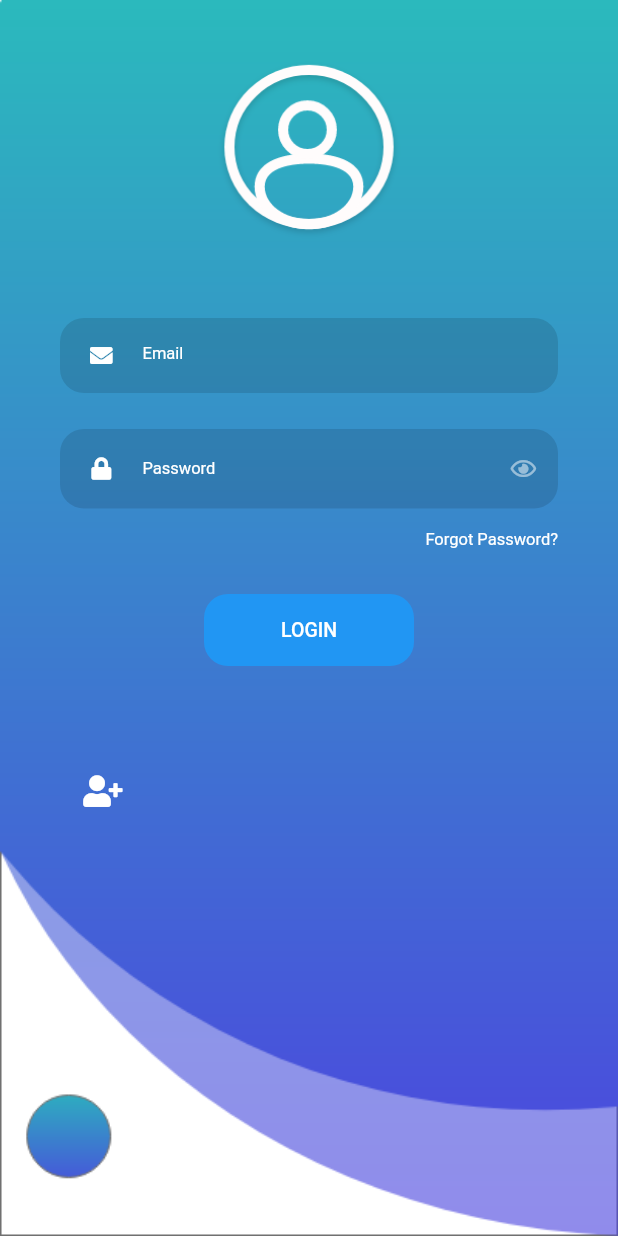
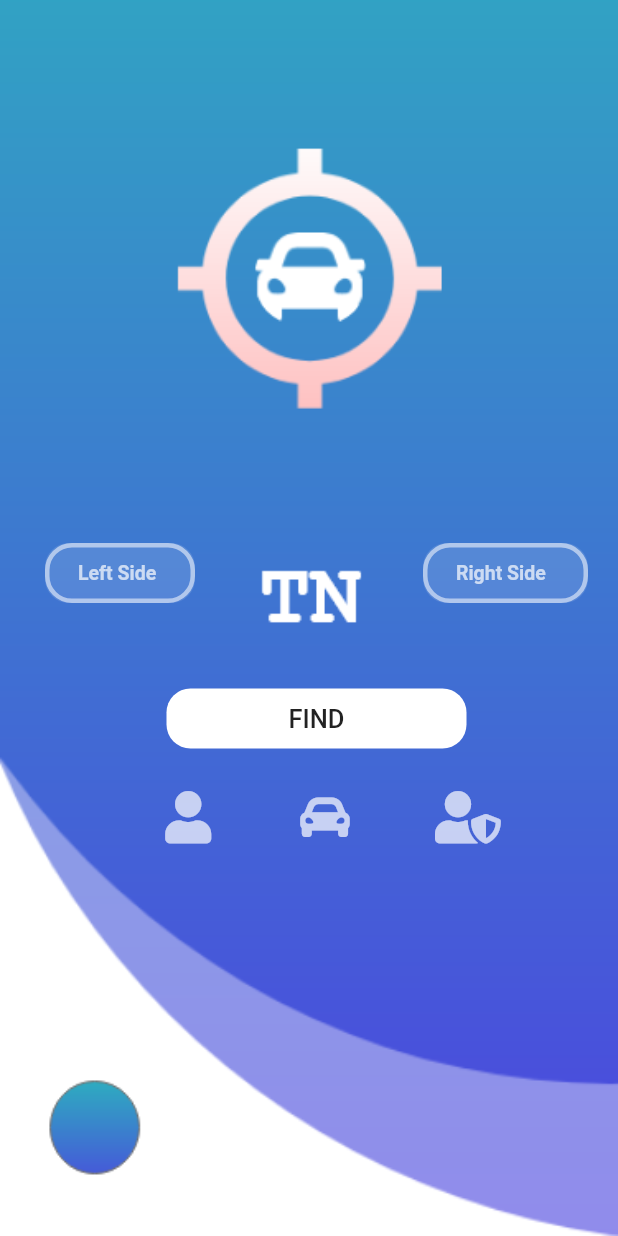
Before and after one commit to Jiheedd/Flutter, a Flutter app: the screen it shows after launch, after a tap on "LOGIN", on a phone screen of 412 x 824 dp. Run offline on Flutter 3.47's test engine with Material 2 defaults, Android fonts, the phone set to English and light mode, and no system bars; our stand-ins replace font_awesome_flutter, logger; network calls fail.

Commit message:
users fake api

```diff
--- a/lib/app_url.dart
+++ b/lib/app_url.dart
@@ -1,6 +1,6 @@
 class AppUrl {
 
-  static const String baseUrl = 'http://localhost:3000/api';
+  static const String baseUrl = 'https://my-json-server.typicode.com/Jiheedd/Flutter';
 
   static const String users = baseUrl + '/users';
 
--- a/lib/auth_provider.dart
+++ b/lib/auth_provider.dart
@@ -3,14 +3,15 @@ import 'package:logger/logger.dart';
 import 'dart:convert';
 
 import 'package:flutter/cupertino.dart';
-import 'package:flutter_secure_storage/flutter_secure_storage.dart';
+//import 'package:flutter_secure_storage/flutter_secure_storage.dart';
 
 class NetworkHandler {
-  String baseurl = "http://localhost:3000/api";
+  String baseurl = "https://my-json-server.typicode.com/Jiheedd/Flutter";
   var log = Logger();
 
   get storage => null;
 
+  /*
   Future get(String url) async {
     String token = await storage.read(key: "token");
     url = formater(url);
@@ -28,6 +29,9 @@ class NetworkHandler {
     log.i(response.statusCode);
   }
 
+   */
+
+  /*
   Future<http.Response> post(String url, Map<String, String> body) async {
     String token = await storage.read(key: "token");
     url = formater(url);
@@ -46,4 +50,6 @@ class NetworkHandler {
   String formater (String url){
     return baseurl + url;
   }
+
+   */
 }
--- a/lib/main.dart
+++ b/lib/main.dart
@@ -1,5 +1,8 @@
 import 'package:crush_car/screens/AddCarPage.dart';
 import 'package:crush_car/screens/HomePage.dart';
+import 'package:crush_car/screens/ListOfAdmins.dart';
+import 'package:crush_car/screens/ListOfCars.dart';
+import 'package:crush_car/screens/ListOfUsers.dart';
 import 'package:crush_car/screens/NotFoundPage.dart';
 import 'package:crush_car/screens/SuccessFind.dart';
 import 'package:flutter/material.dart';
@@ -27,6 +30,9 @@ class myApp extends StatelessWidget {
         '/notFound': (BuildContext context) => const NotFoundPage(),
         '/addCar': (BuildContext context) => const AddCar(),
         '/success': (BuildContext context) => const SuccessFind(),
+        '/listUser': (BuildContext context) => const ListOfUsers(),
+        '/listAdmin': (BuildContext context) => const ListOfAdmins(),
+        '/listCar': (BuildContext context) => const ListOfCars(),
       },
     );
   }
--- a/lib/screens/HomePage.dart
+++ b/lib/screens/HomePage.dart
@@ -36,7 +36,7 @@ class HomePage extends StatelessWidget {
                   ),
                   Container(
                     padding: const EdgeInsets.symmetric(horizontal: 20),
-                    margin: EdgeInsets.only(top:35,left: 10),
+                    margin: EdgeInsets.only(top:150,left: 10),
                     child: Column(
                       children: [
                         Row(
@@ -74,6 +74,44 @@ class HomePage extends StatelessWidget {
                       ],
                     ),
                   ),
+                  Row(
+                    children: [
+
+                      Container(
+                        margin: const EdgeInsets.only(left: 100),
+                        child: IconButton(
+                          icon: Icon(FontAwesomeIcons.solidUser),
+                          color: Colors.white70,
+                          iconSize: 35,
+                          onPressed: (){
+                            Navigator.pushNamed(context, '/listUser');
+                          },
+                        ),
+                      ),
+                      Container(
+                        margin: const EdgeInsets.only(left: 40),
+                        child: IconButton(
+                          icon: Icon(FontAwesomeIcons.carAlt),
+                          color: Colors.white70,
+                          iconSize: 35,
+                          onPressed: (){
+                            Navigator.pushNamed(context, '/listCar');
+                          },
+                        ),
+                      ),
+                      Container(
+                        margin: const EdgeInsets.only(left: 40),
+                        child: IconButton(
+                          icon: Icon(FontAwesomeIcons.userShield),
+                          color: Colors.white70,
+                          iconSize: 35,
+                          onPressed: (){
+                            Navigator.pushNamed(context, '/listAdmin');
+                          },
+                        ),
+                      ),
+                    ],
+                  ),
                   Container(
                     margin: const EdgeInsets.only(right: 250,top: 96),
                     child: IconButton(
--- a/lib/screens/LoginPage.dart
+++ b/lib/screens/LoginPage.dart
@@ -3,14 +3,14 @@ import 'dart:convert';
 import 'package:crush_car/auth_provider.dart';
 import 'package:crush_car/screens/HomePage.dart';
 import 'package:flutter/cupertino.dart';
-import 'package:flutter_secure_storage/flutter_secure_storage.dart';
+//import 'package:flutter_secure_storage/flutter_secure_storage.dart';
 
 import '../widgets/PasswordInput.dart';
 import '../widgets/TextInput.dart';
 import '../widgets/RoundedButton.dart';
 
 
-import 'package:flutter/services.dart';
+//import 'package:flutter/services.dart';
 import 'package:font_awesome_flutter/font_awesome_flutter.dart';
 
 import '../palatte.dart';
@@ -32,12 +32,12 @@ class _LoginPageState extends State<LoginPage>{
   bool showPass = true;
   final _globalKey = GlobalKey<FormState>();
   NetworkHandler networkHandler = NetworkHandler();
-  TextEditingController _emailController = TextEditingController();
-  TextEditingController _passwordController = TextEditingController();
-  late String errorText;
-  bool validate = false;
-  bool circular = false;
-  final storage = new FlutterSecureStorage();
+  //TextEditingController _emailController = TextEditingController();
+  //TextEditingController _passwordController = TextEditingController();
+  //late String errorText;
+  //bool validate = false;
+ // bool circular = false;
+  //final storage = new FlutterSecureStorage();
   @override
   Widget build(BuildContext context) {
     return Stack(
@@ -82,7 +82,7 @@ class _LoginPageState extends State<LoginPage>{
                                     borderRadius: BorderRadius.circular(16),
                                   ),
                                   child: TextFormField(
-                                    controller: _passwordController,
+                                    //controller: _passwordController,
                                     obscureText: showPass,
                                     validator: (value) {
                                       if (value!.isEmpty)
@@ -147,8 +147,10 @@ class _LoginPageState extends State<LoginPage>{
                                   child: FlatButton(
                                     onPressed: () async {
                                       setState(() {
-                                        circular = true;
+                                        //circular = true;
                                       });
+                                      Navigator.pushNamed(context, '/home');
+                                      /*
                                       //Login Logic start here
                                       Map<String, String> data = {
                                         "username": _emailController.text,
@@ -161,10 +163,10 @@ class _LoginPageState extends State<LoginPage>{
                                           response.statusCode == 201) {
                                         Map<String, dynamic> output = json.decode(response.body);
                                         print(output["token"]);
-                                        await storage.write(key: "token", value: output["token"]);
+                                        //await storage.write(key: "token", value: output["token"]);
                                         setState(() {
                                           validate = true;
-                                          circular = false;
+                                          //circular = false;
                                         });
                                         Navigator.pushAndRemoveUntil(
                                             context,
@@ -173,14 +175,14 @@ class _LoginPageState extends State<LoginPage>{
                                             ),
                                                 (route) => false);
                                       } else {
-                                        String output = json.decode(response.body);
+                                        //String output = json.decode(response.body);
                                         setState(() {
                                           validate = false;
-                                          errorText = output;
-                                          circular = false;
+                                          //errorText = output;
+                                          //circular = false;
                                         });
                                       }
-
+                                      */
                                       // login logic End here
                                     },
                                     child: Text(
--- a/lib/screens/SuccessFind.dart
+++ b/lib/screens/SuccessFind.dart
@@ -208,7 +208,7 @@ class SuccessFind extends StatelessWidget {
                       color: Colors.white,
                       iconSize: 24,
                       onPressed: (){
-                        Navigator.pushNamed(context, '/register');
+                        Navigator.pushNamed(context, '/listUser');
                       },
                     ),
                   ),
```
Also changed, not shown: lib/models/user.dart (added, +31 -0 lines), lib/providers/users.dart (added, +102 -0 lines), lib/screens/ListOfUsers.dart (added, +88 -0 lines), lib/screens/NotFoundPage.dart (+5 -5 lines), pubspec.yaml (+4 -4 lines), pubspec.lock.
